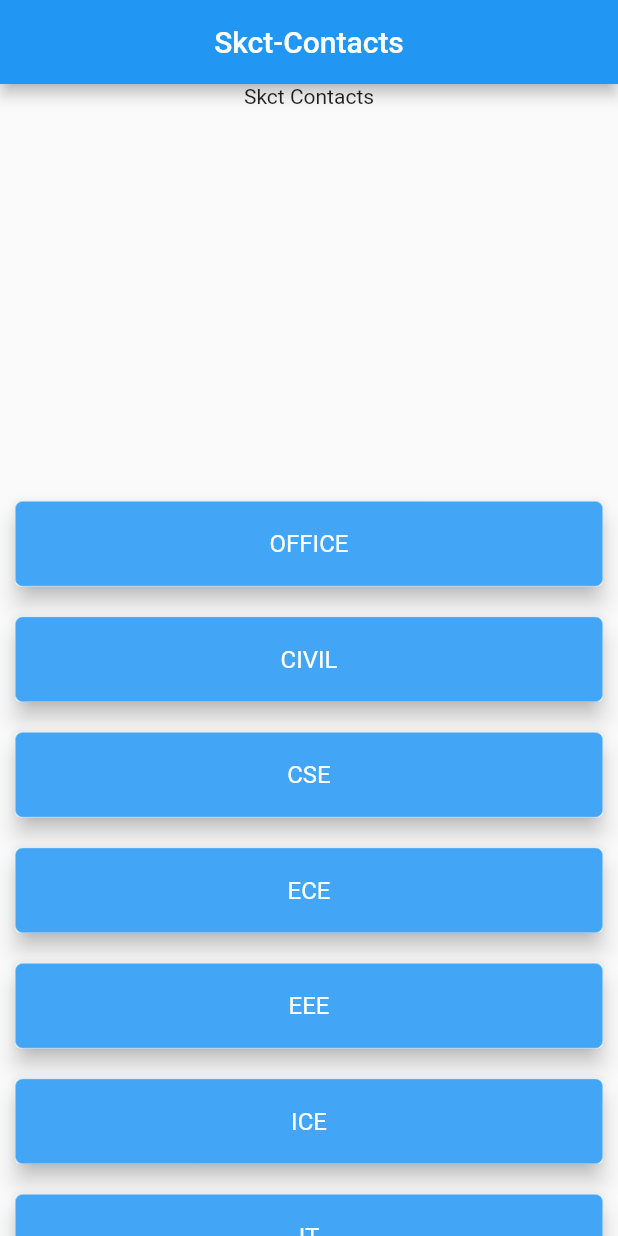
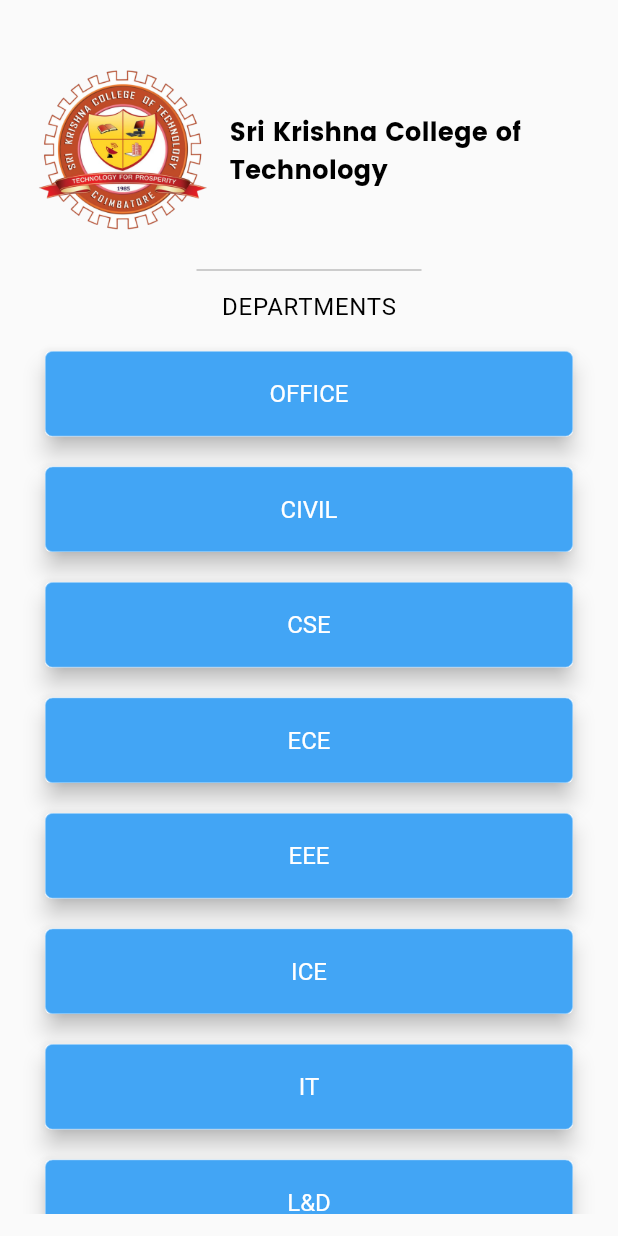
Before and after one commit to Kirthik24/Skct_Contact_demo1, a Flutter app: the screen it shows after launch, on a phone screen of 412 x 824 dp. Run offline on Flutter 3.47's test engine with Material 2 defaults, Android fonts, the phone set to English and light mode, and no system bars; our stand-ins replace firebase_core; missing offline and left inert: flutter_phone_direct_caller; accounts and stored records are empty.

Commit message:
home page v2 update 1

```diff
--- a/lib/pages/MyHomePageV2.dart
+++ b/lib/pages/MyHomePageV2.dart
@@ -14,23 +14,52 @@ class _MyHomePageV2State extends State<MyHomePageV2> {
   @override
   Widget build(BuildContext context) {
     return Scaffold(
-      appBar: AppBar(
-        title: const Text("Skct-Contacts"),
-        centerTitle: true,
+      body: Padding(
+        padding: const EdgeInsets.fromLTRB(15, 25, 15, 15),
+        child: Column(
+          children: [
+            Container(
+              height: 150,
+              child: Row(
+                children: [
+                  Container(
+                    width:130,
+                      child: Image.asset('assets/skctpng.png')),
+                  const Expanded(
+                      child:Padding(
+                        padding: EdgeInsets.all(8.0),
+                        child: Text("Sri Krishna College of Technology",
+                    style: TextStyle(
+                          fontFamily: 'Poppins',
+                          fontSize: 17.0,
+                          fontWeight: FontWeight.w400,
+                          color: Colors.black),
                   ),
-      body: Column(
-        children: [
-        Text("Skct Contacts"),
-        Spacer(),
-        Center(
-          child:Container(
-            height: 500,
-
+                      ) )
+                ],
+              ),
+            ),
+            const SizedBox(
+              width: 150.0,
+              height: 10.0,
+              child: Divider(
+                color: Colors.grey,
+              ),
+            ),
+            const Padding(
+              padding: EdgeInsets.fromLTRB(8, 10, 8,10),
+              child: Text("DEPARTMENTS",
+                  style: TextStyle(
+                      fontSize: 16.0,
+                      letterSpacing: 0.5,
+                      color: Colors.black)),
+            ),
+            Expanded(
                 child: ListView.builder(
                   itemCount: depList.length,
                   itemBuilder: (context,index) => Card(
                     elevation: 6,
-                margin: const EdgeInsets.all(10),
+                    margin: const EdgeInsets.fromLTRB(15, 10, 15,10),
                     child: ListTile(
                         shape: RoundedRectangleBorder(
                             side: BorderSide(color: Colors.blue.shade200, width: 0.5),
@@ -53,8 +82,8 @@ class _MyHomePageV2State extends State<MyHomePageV2> {
                   ),
                 ),
               ) ,
-        )
           ],
+        ),
       ),
     );
   }
--- a/pubspec.yaml
+++ b/pubspec.yaml
@@ -33,6 +33,7 @@ flutter:
 
   assets:
     - assets/data.json
+    - assets/skctpng.png
   fonts:
     - family: Poppins
       fonts:
```
Also changed, not shown: assets/skctpng.png (added). Lines whose indentation alone changed are shown as unchanged.
